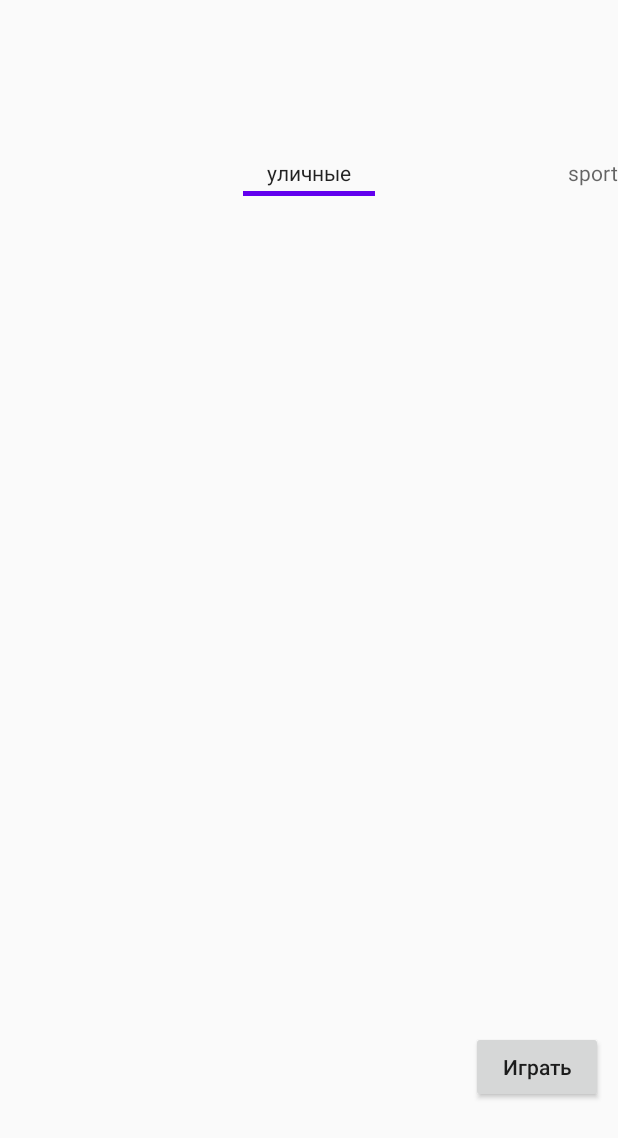
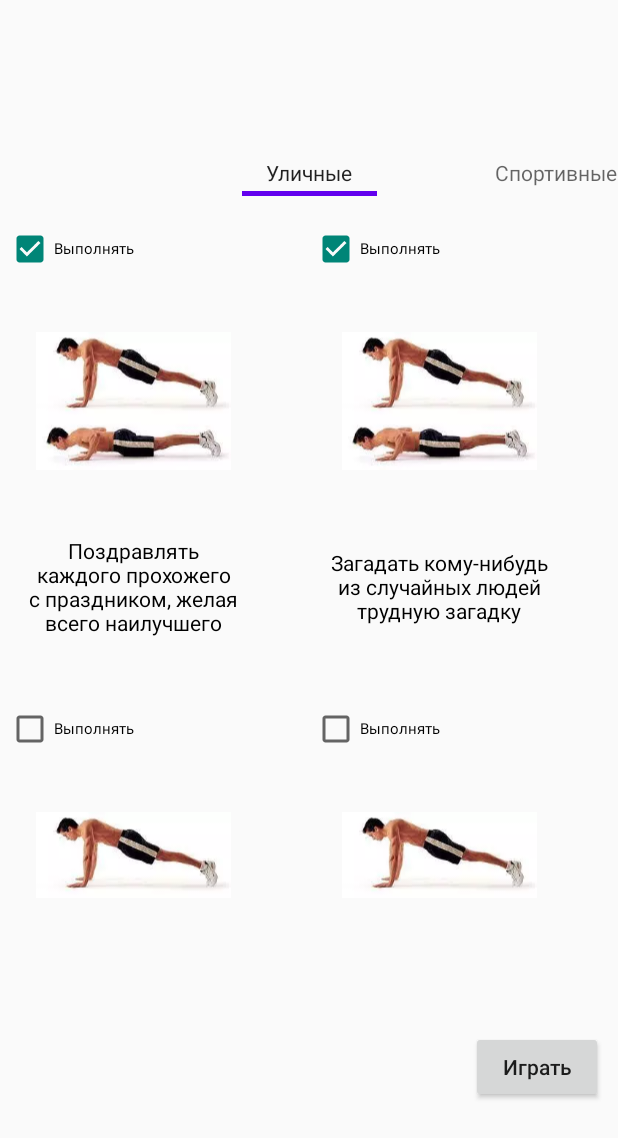
Before and after one commit to AndVl1/AA_Hackathon_App, an Android app: the FragmentCategory screen opened through its navigation route, on a phone screen of 412 x 824 dp. Shown: the top 1138 px of the screen. Run offline under Robolectric (Android 15) with nearby library versions, the light colour scheme and no system bars.

Commit message:
add fants

```diff
--- a/app/src/main/java/ru/academy/hackathon/data/CategoryFant.kt
+++ b/app/src/main/java/ru/academy/hackathon/data/CategoryFant.kt
@@ -4,8 +4,8 @@ import android.os.Parcelable
 
 
 enum class CategoryFant(val idCategory: Int, val text:String)  {
-    Category1(1,"уличные"),
-    Category2(2,"sport"),
-    Category3(3,"30"),
-    Category4(4,"10")
+    Category1(1,"Уличные"),
+    Category2(2,"Спортивные"),
+    Category3(3,"Детские"),
+    Category4(4,"Алкогольные")
 }
--- a/app/src/main/java/ru/academy/hackathon/data/repository/RepositoryCategory.kt
+++ b/app/src/main/java/ru/academy/hackathon/data/repository/RepositoryCategory.kt
@@ -28,7 +28,89 @@ class RepositoryCategory {
         )
         fants.add(
             Fant(
-                4, 1, "Стать инициатором хоровода вокруг дерева",
+                4, 1, "Встать под деревом и поздравить людей с праздником по-президентски",
+                "push_up.webp", 1, false
+            )
+        )
+
+        fants.add(
+            Fant(
+                5, 1, "Выпить шампанского с понравившимся прохожим",
+                "push_up.webp", 1, true
+            )
+        )
+        fants.add(
+            Fant(
+                6, 1, "Дарить бенгальские огни незнакомцам, обнимая каждого из них",
+                "push_up.webp", 1, true
+            )
+        )
+        fants.add(
+            Fant(
+                7, 1, "Приставать к людям, предлагая погадать по руке",
+                "push_up.webp", 1, false
+            )
+        )
+        fants.add(
+            Fant(
+                8, 1, "Завязать знакомство с 5 мужчинами и женщинами",
+                "push_up.webp", 1, false
+            )
+        )
+
+        fants.add(
+            Fant(
+                9, 1, "Угощать печеньем всех встречающихся малышей",
+                "push_up.webp", 1, true
+            )
+        )
+        fants.add(
+            Fant(
+                10, 1, "Получить 10 комплиментов от 5 людей противоположного пола",
+                "push_up.webp", 1, true
+            )
+        )
+        fants.add(
+            Fant(
+                11, 1, "Раздеться до белья, выбежать во двор и попросить у первого встречного соль",
+                "push_up.webp", 1, false
+            )
+        )
+        fants.add(
+            Fant(
+                12, 1, "Накрасить помадой нос и сыграть Деда Мороза",
+                "push_up.webp", 1, false
+            )
+        )
+
+        fants.add(
+            Fant(
+                13, 1, "Зайти к каждому соседу и поздравить с праздником",
+                "push_up.webp", 1, true
+            )
+        )
+        fants.add(
+            Fant(
+                14, 1, "Притвориться иностранным гражданином и пытаться узнать дорогу к посольству у проходящих мимо людей",
+                "push_up.webp", 1, true
+            )
+        )
+        fants.add(
+            Fant(
+                3, 1, "Броситься на шею прохожему, а потом притвориться, что обознался",
+                "push_up.webp", 1, false
+            )
+        )
+        fants.add(
+            Fant(
+                4, 1, "Опросить прохожих, интересуясь их мечтами и планами на следующий год",
+                "push_up.webp", 1, false
+            )
+        )
+
+        fants.add(
+            Fant(
+                4, 1, "Попросить у 5 людей противоположного пола номер телефона",
                 "push_up.webp", 1, false
             )
         )
@@ -45,52 +127,341 @@ class RepositoryCategory {
                 "push_up.webp", 1, true
             )
         )
+
         fants.add(
             Fant(
-                1, 3, "Стать инициатором хоровода вокруг дерева",
+                3, 2, "Присесть 30 раз",
+                "push_up.webp", 1, true
+            )
+        )
+
+        fants.add(
+            Fant(
+                4, 2, "Встать на руки",
+                "push_up.webp", 1, true
+            )
+        )
+
+        fants.add(
+            Fant(
+                5, 2, "Изобразить как играет баскетболист",
+                "push_up.webp", 1, true
+            )
+        )
+
+        fants.add(
+            Fant(
+                6, 2, "Изобразить как играет хоккеист",
+                "push_up.webp", 1, true
+            )
+        )
+
+        fants.add(
+            Fant(
+                7, 2, "Изобразить празднование гола в футболе",
+                "push_up.webp", 1, true
+            )
+        )
+
+        fants.add(
+            Fant(
+                8, 2, "Изобразить празднование гола в баскетболе",
+                "push_up.webp", 1, true
+            )
+        )
+
+        fants.add(
+            Fant(
+                9, 2, "Изобразить празднование гола в хоккеи",
+                "push_up.webp", 1, true
+            )
+        )
+
+        fants.add(
+            Fant(
+                10, 2, "Оббежать вокруг стола 10 раз",
+                "push_up.webp", 1, true
+            )
+        )
+
+        fants.add(
+            Fant(
+                11, 2, "Сделать гимнастическую фигуру мостик",
+                "push_up.webp", 1, true
+            )
+        )
+
+        fants.add(
+            Fant(
+                12, 2, "Сделать гимнастическую фигуру ласточку",
+                "push_up.webp", 1, true
+            )
+        )
+        fants.add(
+            Fant(
+                13, 2, "Подпрыгнуть на одной ноге 50 раз",
+                "push_up.webp", 1, true
+            )
+        )
+
+        fants.add(
+            Fant(
+                1, 3, "Рассказать стих",
                 "push_up.webp", 1, false
             )
         )
 
         fants.add(
             Fant(
-                2, 3, "Отжаться 15 раз",
+                2, 3, "Спеть песню",
                 "push_up.webp", 1, true
             )
         )
         fants.add(
             Fant(
-                3, 3, "Изобразить как играет футболист",
+                3, 3, "Нарисовать портрет кого-либо из участников",
                 "push_up.webp", 1, true
             )
         )
         fants.add(
             Fant(
-                4, 3, "Стать инициатором хоровода вокруг дерева",
+                4, 3, "С завязанными глазами, не помогая себе руками, ртом взять кусочек фрукта с блюда и отгадать, что это",
+                "push_up.webp", 1, false
+            )
+        )
+        fants.add(
+            Fant(
+                4, 3, "Изобразить котенка, который лакает молочко из тарелки",
+                "push_up.webp", 1, false
+            )
+        )
+        fants.add(
+            Fant(
+                4, 3, "Из бумаги как можно быстрее сложить какой-либо предмет",
+                "push_up.webp", 1, false
+            )
+        )
+        fants.add(
+            Fant(
+                4, 3, "С завязанными глазами нарисовать домашнее животное",
+                "push_up.webp", 1, false
+            )
+        )
+        fants.add(
+            Fant(
+                4, 3, "С закрытыми глазами определить на ощупь, какой предмет ведущий положил в руку",
+                "push_up.webp", 1, false
+            )
+        )
+        fants.add(
+            Fant(
+                4, 3, "Станцевать с полным стаканом воды в руке",
+                "push_up.webp", 1, false
+            )
+        )
+        fants.add(
+            Fant(
+                4, 3, "Вспомнить как можно больше вежливых слов",
+                "push_up.webp", 1, false
+            )
+        )
+        fants.add(
+            Fant(
+                4, 3, "Поменять обувь с левой ноги на правую, пройти в таком виде красивой походкой",
+                "push_up.webp", 1, false
+            )
+        )
+        fants.add(
+            Fant(
+                4, 3, "Показать так персонажа мультфильма, чтобы все игроки угадали, кто это",
+                "push_up.webp", 1, false
+            )
+        )
+        fants.add(
+            Fant(
+                4, 3, "Успеть выпить напиток из стакана за 15 секунд через трубочку",
+                "push_up.webp", 1, false
+            )
+        )
+        fants.add(
+            Fant(
+                4, 3, "Изобразить любую профессию так, чтобы другие смогли отгадать",
+                "push_up.webp", 1, false
+            )
+        )
+        fants.add(
+            Fant(
+                4, 3, "Назвать десять слов на одну букву.",
+                "push_up.webp", 1, false
+            )
+        )
+        fants.add(
+            Fant(
+                4, 3, "Побыть собачкой, вертеть хвостиком и выпрашивать еду (без слов)",
+                "push_up.webp", 1, false
+            )
+        )
+        fants.add(
+            Fant(
+                4, 3, "Набрать в рот воды и не отвечать на вопросы других участников 2 минуты.",
+                "push_up.webp", 1, false
+            )
+        )
+        fants.add(
+            Fant(
+                4, 3, "Съесть кусочек лимона и не скривиться при этом.",
+                "push_up.webp", 1, false
+            )
+        )
+        fants.add(
+            Fant(
+                4, 3, "Представить себя цаплей, стоять на одной ноге и попытаться при этом что-то съесть со стола не пользуясь руками.",
+                "push_up.webp", 1, false
+            )
+        )
+        fants.add(
+            Fant(
+                4, 3, "Представить, что вы робот и двигаться как он. Задавать вопросы голосом робота",
                 "push_up.webp", 1, false
             )
         )
 
         fants.add(
             Fant(
-                1, 4, "Отжаться 15 раз",
+                1, 4, "Выпить бокал шампанского без помощи рук",
                 "push_up.webp", 1, true
             )
         )
         fants.add(
             Fant(
-                2, 4, "Изобразить как играет футболист",
+                2, 4, "Сказать праздничный тост и выпить одну рюмку",
+                "push_up.webp", 1, true
+            )
+        )
+
+        fants.add(
+            Fant(
+                1, 4, "Выпить «на брудершафт» с соседом",
+                "push_up.webp", 1, true
+            )
+        )
+        fants.add(
+            Fant(
+                2, 4, "Сделайте каждому игроку алкогольный коктейль",
+                "push_up.webp", 1, true
+            )
+        )
+
+        fants.add(
+            Fant(
+                1, 4, "Выпей рюмку с закрытыми глазами",
+                "push_up.webp", 1, true
+            )
+        )
+        fants.add(
+            Fant(
+                2, 4, "Выпей рюмку за 5 глотков",
+                "push_up.webp", 1, true
+            )
+        )
+        fants.add(
+            Fant(
+                1, 4, "Выпей рюмку из рук соседа",
+                "push_up.webp", 1, true
+            )
+        )
+        fants.add(
+            Fant(
+                2, 4, "Выпей рюмку без помощи рук",
+                "push_up.webp", 1, true
+            )
+        )
+
+        fants.add(
+            Fant(
+                1, 4, "Сделай коктейль из всех напитков и выпей его",
+                "push_up.webp", 1, true
+            )
+        )
+        fants.add(
+            Fant(
+                2, 4, "Выпей рюмку под столом",
+                "push_up.webp", 1, true
+            )
+        )
+
+        fants.add(
+            Fant(
+                1, 4, "Выпей, стоя в позе ласточки",
+                "push_up.webp", 1, true
+            )
+        )
+        fants.add(
+            Fant(
+                2, 4, "Выпей лежа на полу или на диване",
+                "push_up.webp", 1, true
+            )
+        )
+
+        fants.add(
+            Fant(
+                1, 4, "Разрекламировать выпиваемый напиток",
+                "push_up.webp", 1, true
+            )
+        )
+        fants.add(
+            Fant(
+                2, 4, "ридумай 20 хвалебных описаний выпитой рюмке (содержимому)",
+                "push_up.webp", 1, true
+            )
+        )
+
+        fants.add(
+            Fant(
+                1, 4, "Сделай рюмку из яблока или мандарина и угости каждого присутствующего из нее.",
+                "push_up.webp", 1, true
+            )
+        )
+        fants.add(
+            Fant(
+                2, 4, "Выйди в подъезд и выпей в нем с первым попавшимся",
+                "push_up.webp", 1, true
+            )
+        )
+
+        fants.add(
+            Fant(
+                1, 4, "Выпей из туфельки соседки по столу",
+                "push_up.webp", 1, true
+            )
+        )
+        fants.add(
+            Fant(
+                2, 4, "Вылей рюмку в тарелку и выпей  с помощью ложки",
+                "push_up.webp", 1, true
+            )
+        )
+
+        fants.add(
+            Fant(
+                1, 4, "Разлить всем в рюмки (бокалы) без рук",
+                "push_up.webp", 1, true
+            )
+        )
+        fants.add(
+            Fant(
+                2, 4, "Выпей рюмку через соломинку",
                 "push_up.webp", 1, true
             )
         )
     }
 
-public fun  getFantsList(idCategory: Int):List<Fant> {
-    Log.v("getFantsList","idCategory: ${idCategory}")
+    public fun getFantsList(idCategory: Int): List<Fant> {
+        Log.v("getFantsList", "idCategory: ${idCategory}")
 
-    var fants: List<Fant>  =  fants.filter { it -> it .idCategory == idCategory}
-    Log.v("getFantsList","${fants.size}")
+        var fants: List<Fant> = fants.filter { it -> it.idCategory == idCategory }
+        Log.v("getFantsList", "${fants.size}")
 
-    return fants
+        return fants
+    }
 }
-}
--- a/app/src/main/java/ru/academy/hackathon/di/AppComponent.kt
+++ b/app/src/main/java/ru/academy/hackathon/di/AppComponent.kt
@@ -4,6 +4,7 @@ import android.content.Context
 import androidx.fragment.app.Fragment
 import androidx.lifecycle.ViewModelProvider
 import ru.academy.hackathon.data.repositories.UsersRepositoryImpl
+import ru.academy.hackathon.ui.main.ViewModelCategory
 import ru.academy.hackathon.ui.viewmodels.AddUserViewModel
 
 class AppComponent(context: Context) {
@@ -16,4 +17,8 @@ class AppComponent(context: Context) {
             AddUserViewModel.Factory(repository = userRepository)
         )[AddUserViewModel::class.java]
 
+    fun getViewModelCategory(fragment: Fragment) : ViewModelCategory{
+        return ViewModelProvider(fragment)[ViewModelCategory::class.java]
+    }
+
 }
--- a/app/src/main/java/ru/academy/hackathon/ui/main/fragmentCategory/FragmentCategoryListPage.kt
+++ b/app/src/main/java/ru/academy/hackathon/ui/main/fragmentCategory/FragmentCategoryListPage.kt
@@ -13,6 +13,7 @@ import androidx.recyclerview.widget.RecyclerView
 import androidx.viewpager.widget.PagerTabStrip
 import ru.academy.hackathon.MainActivity
 import ru.academy.hackathon.R
+import ru.academy.hackathon.application.FantsApp
 import ru.academy.hackathon.data.CategoryFant
 import ru.academy.hackathon.data.Fant
 import ru.academy.hackathon.ui.main.ViewModelCategory
@@ -21,10 +22,10 @@ import ru.academy.hackathon.ui.main.ViewModelCategory
 class FragmentCategoryListPage(val categoryFant: CategoryFant) : Fragment() {
     private var listRecyclerView: RecyclerView? = null
     private lateinit var pagerTabStrip: PagerTabStrip
-    lateinit var fants:List<Fant>
+    lateinit var fants: List<Fant>
 
     //    val viewModel: ViewModelCategory  by viewModel()
-    val viewModel: ViewModelCategory = MainActivity.viewModelCategory;
+    lateinit var viewModel: ViewModelCategory
 
     override fun onCreate(savedInstanceState: Bundle?) {
         super.onCreate(savedInstanceState)
@@ -39,7 +40,7 @@ class FragmentCategoryListPage(val categoryFant: CategoryFant) : Fragment() {
 
     override fun onViewCreated(view: View, savedInstanceState: Bundle?) {
         super.onViewCreated(view, savedInstanceState)
-
+        viewModel = (requireActivity().application as FantsApp).myComponent.getViewModelCategory(fragment = this@FragmentCategoryListPage)
         viewModel.stateLiveData.observe(viewLifecycleOwner, Observer { setState(it) })
         fants = viewModel.loadCategoryList(categoryFant)
         listRecyclerView = view.findViewById<RecyclerView>(R.id.fcRecyclerView)
@@ -50,7 +51,6 @@ class FragmentCategoryListPage(val categoryFant: CategoryFant) : Fragment() {
                     item
                 )
             }
-
     }
 
     fun doOnClick(id: Long) {
@@ -64,7 +64,7 @@ class FragmentCategoryListPage(val categoryFant: CategoryFant) : Fragment() {
     private fun updateData(fantList: List<Fant>) {
         (listRecyclerView?.adapter as? CategoryViewAdapter)?.apply {
             bindCategory(fantList)
-            Log.v("updateData","${fantList.size}")
+            Log.v("updateData", "${fantList.size}")
 
         }
     }
```
